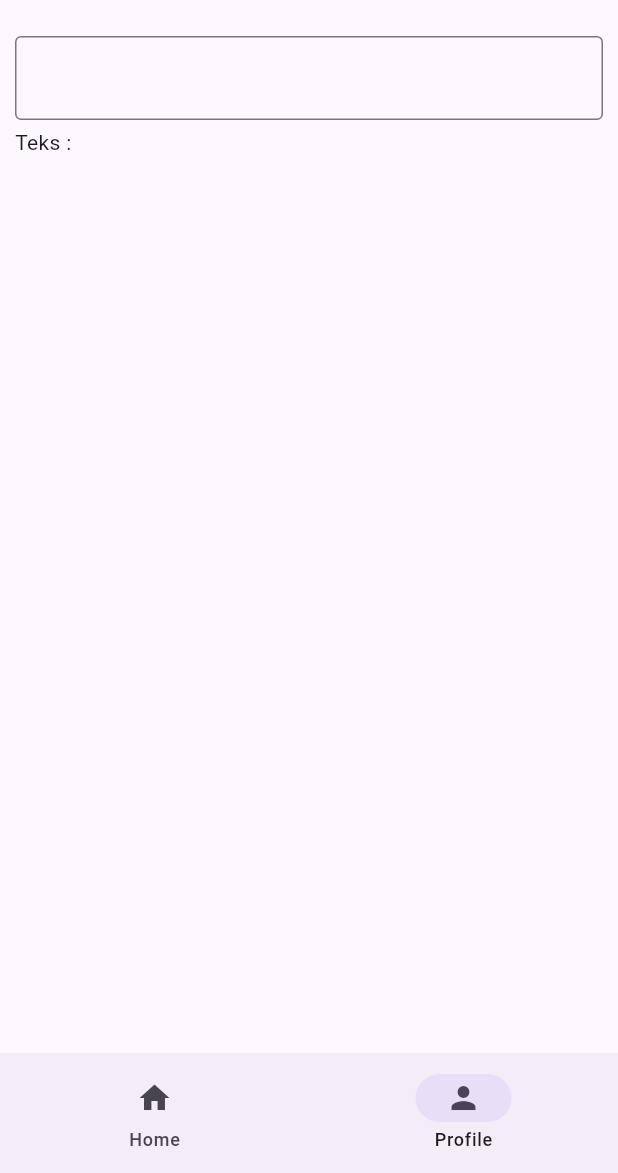
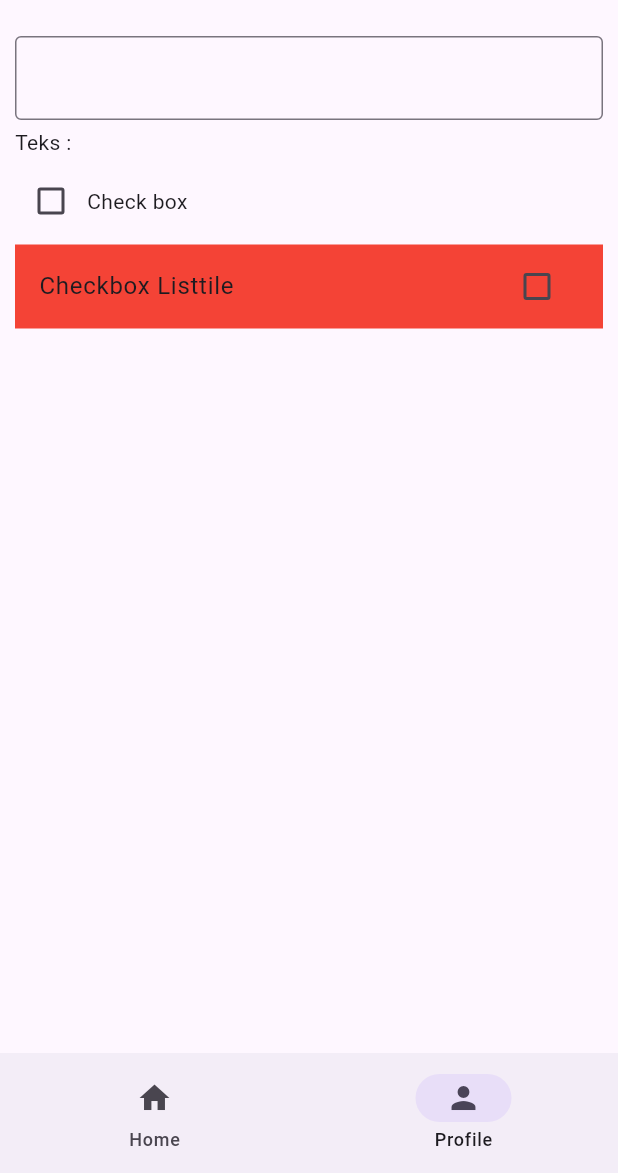
Before and after one commit to manpits/flutter, a Flutter app: the screen it shows after launch, item 2 of the bottom bar chosen, on a phone screen of 412 x 824 dp, the part 63-1236 px from its top. Run offline on Flutter 3.47's test engine with Material 3 defaults, Android fonts, the phone set to English and light mode, and no system bars.

Commit message:
023-checkbox-widget-1740979621

```diff
--- a/lib/views/pages/profilepage.dart
+++ b/lib/views/pages/profilepage.dart
@@ -9,6 +9,7 @@ class ProfilePage extends StatefulWidget {
 
 class _ProfilePageState extends State<ProfilePage> {
   TextEditingController textController = TextEditingController();
+  bool isChecked = false;
 
   @override
   Widget build(BuildContext context) {
@@ -30,6 +31,38 @@ class _ProfilePageState extends State<ProfilePage> {
             height: 5,
           ),
           Text('Teks : ${textController.text}'),
+          const SizedBox(
+            height: 5,
+          ),
+          Row(
+            children: [
+              /**
+               * Checkbox widget
+               */
+              Checkbox(
+                value: isChecked,
+                onChanged: (value) {
+                  setState(() {
+                    isChecked = !isChecked;
+                  });
+                },
+              ),
+              Text('Check box')
+            ],
+          ),
+          SizedBox(
+            height: 5,
+          ),
+          CheckboxListTile(
+            value: isChecked,
+            onChanged: (value) {
+              setState(() {
+                isChecked = !isChecked;
+              });
+            },
+            title: Text('Checkbox Listtile'),
+            tileColor: Colors.red,
+          ),
         ],
       ),
     );
```
